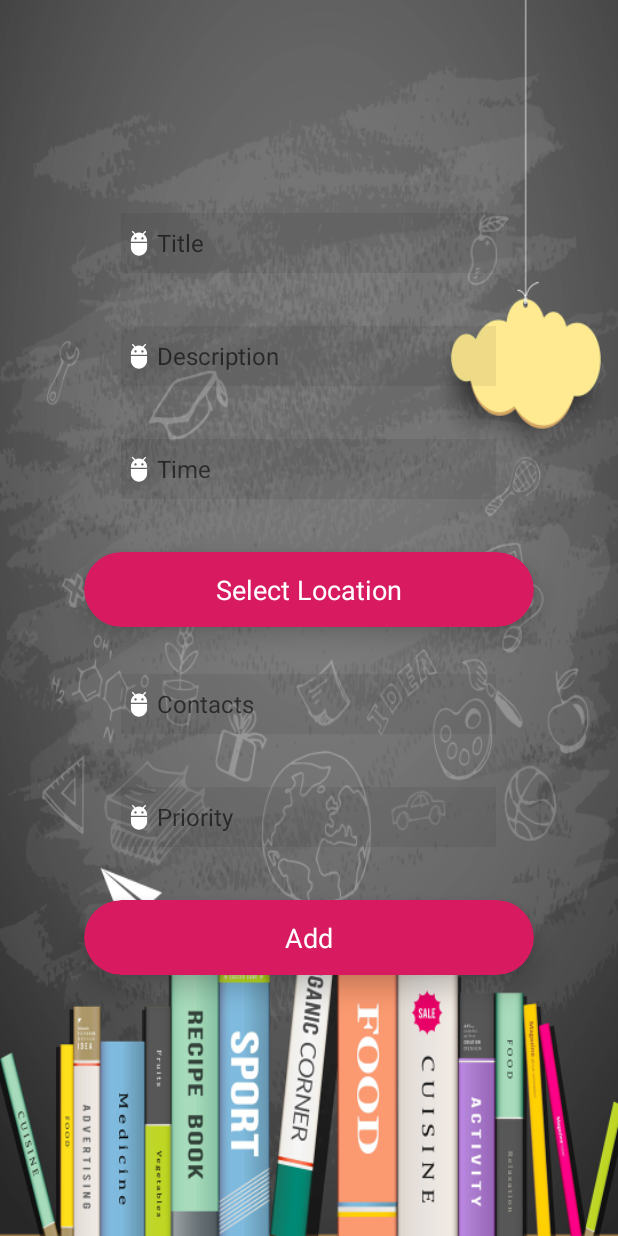
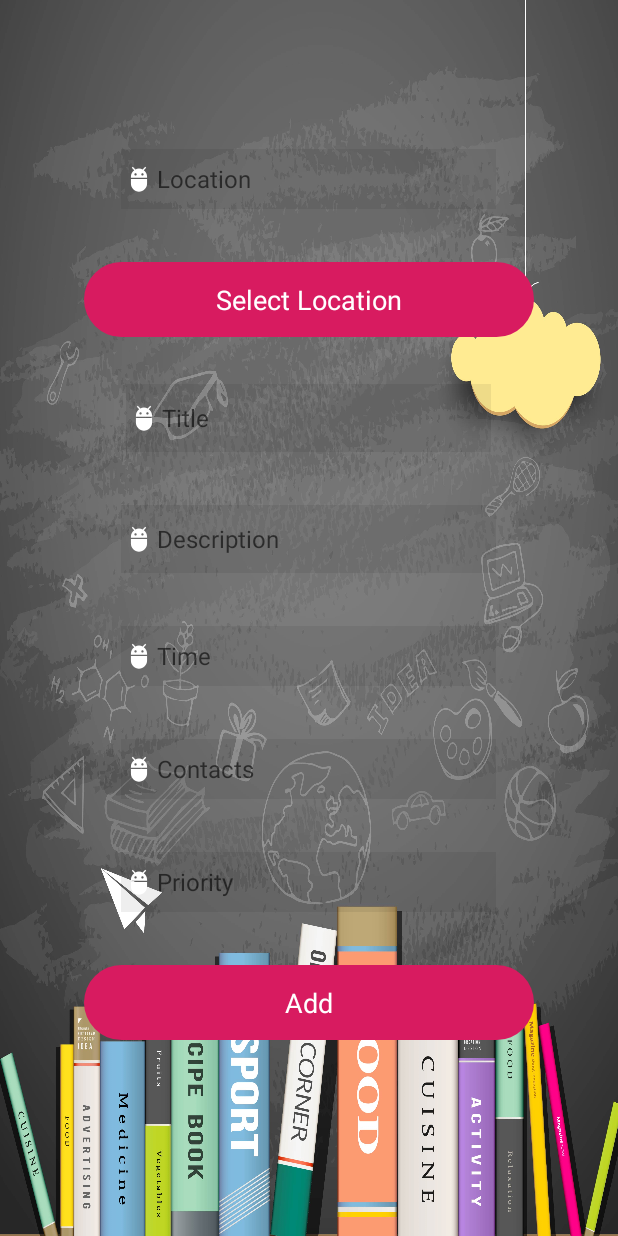
Before and after one commit to bainianbuhe/SmartEventPlanner, an Android app: the EventActivity screen opened directly, with no data from a screen before it, on a phone screen of 412 x 824 dp. Run offline under Robolectric (Android 15) with nearby library versions, the phone set to English and light mode, and no system bars.

Commit message:
update search map

```diff
--- a/app/src/main/java/osu/smartPlanner/EventActivity.java
+++ b/app/src/main/java/osu/smartPlanner/EventActivity.java
@@ -17,6 +17,7 @@ public class EventActivity extends AppCompatActivity {
     private EditText timeField;
     private EditText contactsField;
     private EditText priorityField;
+    private EditText locationField;
     private TextView addButtonName;
     private TextView deleteButtonName;
     private boolean update;
@@ -31,7 +32,7 @@ public class EventActivity extends AppCompatActivity {
     private CardView confirmAddEvent;
     private CardView confirmDeleteEvent;
     private CardView mSelectLocation;
-    private boolean isLocationComplete=false;
+    public static boolean isLocationComplete=false;
     private static final String TAG="eventactivity";
     @Override
     public void onCreate(Bundle savedInstanceState)
@@ -69,6 +70,7 @@ public class EventActivity extends AppCompatActivity {
             priority = (String) savedInstanceState.getSerializable("PRIORITY");
             update = (Boolean) savedInstanceState.getSerializable("UPDATE");
         }
+
 
         originalTitle = title;
 
@@ -128,17 +130,45 @@ public class EventActivity extends AppCompatActivity {
             }
         });
 
+        locationField = findViewById(R.id.eventLocation);
+        locationField.addTextChangedListener(new TextWatcher() {
+            @Override
+            public void beforeTextChanged(CharSequence s, int start, int count, int after) {
+
+
+            }
+
+            @Override
+            public void onTextChanged(CharSequence s, int start, int before, int count) {
+                location = s.toString();
+            }
+
+            @Override
+            public void afterTextChanged(Editable s) {
+
+            }
+        });
+
+        if (!isLocationComplete) {
         mSelectLocation=findViewById(R.id.selectLocation);
         mSelectLocation.setOnClickListener(new View.OnClickListener() {
             @Override
             public void onClick(View v) {
                 if (!update) {
+
                     Log.d(TAG,"click select location");
                     Intent intent = new Intent(EventActivity.this, SelectLocationActivity.class);
+                    intent.putExtra("Get_Location",location);
                     startActivity(intent);
+
                 }
             }
-        });
+        });} else {
+            String locationName= getIntent().getStringExtra("Location_Name");
+            locationField.setText(locationName);
+
+
+        }
 
         contactsField = findViewById(R.id.eventContacts);
         contactsField.addTextChangedListener(new TextWatcher() {
--- a/app/src/main/java/osu/smartPlanner/SelectLocationActivity.java
+++ b/app/src/main/java/osu/smartPlanner/SelectLocationActivity.java
@@ -13,9 +13,14 @@ import android.util.Log;
 import android.view.KeyEvent;
 import android.view.WindowManager;
 import android.view.inputmethod.EditorInfo;
+import android.view.View;
 import android.widget.AutoCompleteTextView;
 import android.widget.TextView;
 import android.widget.Toast;
+import android.widget.Button;
+import android.content.Intent;
+
+
 
 import com.google.android.gms.common.ConnectionResult;
 import com.google.android.gms.common.api.GoogleApiClient;
@@ -56,9 +61,18 @@ public class SelectLocationActivity extends AppCompatActivity implements OnMapRe
         super.onCreate(savedInstanceState);
         setContentView(R.layout.activity_select_location);
         getLocationPermission();
+        String locationIni = getIntent().getStringExtra("Get_Location");
         mSearchText=(AutoCompleteTextView) findViewById(R.id.input_search);
         mSearchText.setMaxLines(1);
         mSearchText.setInputType(InputType.TYPE_CLASS_TEXT);
+        mSearchText.setText(locationIni);
+    }
+
+    public void buttonOnClick(View v) {
+        EventActivity.isLocationComplete = true;
+        Intent intent= new Intent (SelectLocationActivity.this, EventActivity.class);
+        intent.putExtra("Location_Name",mSearchText.getText().toString());
+        startActivity(intent);
     }
 
     private void getLocationPermission() {
--- a/app/src/main/res/layout/activity_event.xml
+++ b/app/src/main/res/layout/activity_event.xml
@@ -1,64 +1,36 @@
 <?xml version="1.0" encoding="utf-8"?>
-<LinearLayout
+<LinearLayout xmlns:android="http://schemas.android.com/apk/res/android"
     xmlns:app="http://schemas.android.com/apk/res-auto"
-    xmlns:android="http://schemas.android.com/apk/res/android"
+    xmlns:tools="http://schemas.android.com/tools"
     android:layout_width="match_parent"
     android:layout_height="match_parent"
     android:background="@drawable/background1"
-    android:orientation="vertical"
-    android:gravity="center">
+    android:gravity="center"
+    android:orientation="vertical">
 
     <EditText
-        android:id="@+id/eventTittle"
+        android:id="@+id/eventLocation"
         android:layout_width="250dp"
         android:layout_height="40dp"
+        android:layout_above="@+id/pass_word_edit"
+        android:layout_centerHorizontal="true"
+        android:layout_marginBottom="35dp"
         android:background="#11000000"
         android:drawableLeft="@drawable/ic_action_user"
         android:ems="10"
-        android:hint="Title"
+        android:hint="Location"
         android:inputType="textPersonName"
-        android:textSize="16dp"
-        android:layout_marginBottom="35dp"
-        android:layout_above="@+id/pass_word_edit"
-        android:layout_centerHorizontal="true" />
-
-    <EditText
-        android:id="@+id/eventDescription"
-        android:layout_width="250dp"
-        android:layout_height="40dp"
-        android:background="#11000000"
-        android:drawableLeft="@drawable/ic_action_user"
-        android:ems="10"
-        android:hint="Description"
-        android:inputType="textPersonName"
-        android:textSize="16dp"
-        android:layout_marginBottom="35dp"
-        android:layout_above="@+id/pass_word_edit"
-        android:layout_centerHorizontal="true" />
-
-    <EditText
-    android:id="@+id/eventTime"
-    android:layout_width="250dp"
-    android:layout_height="40dp"
-    android:background="#11000000"
-    android:drawableLeft="@drawable/ic_action_user"
-    android:ems="10"
-    android:hint="Time"
-    android:inputType="textPersonName"
-    android:textSize="16dp"
-    android:layout_marginBottom="35dp"
-    android:layout_above="@+id/pass_word_edit"
-    android:layout_centerHorizontal="true" />
+        android:textSize="16dp" />
 
     <android.support.v7.widget.CardView
+        android:id="@+id/selectLocation"
         android:layout_width="300dp"
         android:layout_height="50dp"
+        android:layout_centerHorizontal="true"
+        android:layout_marginBottom="31dp"
         app:cardBackgroundColor="@color/colorAccent"
         app:cardCornerRadius="25dp"
-        app:cardElevation="10dp"
-        android:id="@+id/selectLocation"
-        android:layout_marginBottom="31dp"
-        android:layout_centerHorizontal="true">
+        app:cardElevation="10dp">
 
         <RelativeLayout
             android:layout_width="match_parent"
@@ -68,50 +40,92 @@
                 android:layout_width="wrap_content"
                 android:layout_height="wrap_content"
                 android:layout_centerInParent="true"
+                android:text="Select Location"
                 android:textColor="#fff"
-                android:textSize="18sp"
-                android:text="Select Location"/>
+                android:textSize="18sp" />
         </RelativeLayout>
     </android.support.v7.widget.CardView>
+
+    <EditText
+        android:id="@+id/eventTittle"
+        android:layout_width="243dp"
+        android:layout_height="45dp"
+        android:layout_above="@+id/pass_word_edit"
+        android:layout_centerHorizontal="true"
+        android:layout_marginBottom="35dp"
+        android:background="#11000000"
+        android:drawableLeft="@drawable/ic_action_user"
+        android:ems="10"
+        android:hint="Title"
+        android:inputType="textPersonName"
+        android:textSize="16dp" />
+
+    <EditText
+        android:id="@+id/eventDescription"
+        android:layout_width="250dp"
+        android:layout_height="45dp"
+        android:layout_above="@+id/pass_word_edit"
+        android:layout_centerHorizontal="true"
+        android:layout_marginBottom="35dp"
+        android:background="#11000000"
+        android:drawableLeft="@drawable/ic_action_user"
+        android:ems="10"
+        android:hint="Description"
+        android:inputType="textPersonName"
+        android:textSize="16dp" />
+
+    <EditText
+        android:id="@+id/eventTime"
+        android:layout_width="250dp"
+        android:layout_height="40dp"
+        android:layout_above="@+id/pass_word_edit"
+        android:layout_centerHorizontal="true"
+        android:layout_marginBottom="35dp"
+        android:background="#11000000"
+        android:drawableLeft="@drawable/ic_action_user"
+        android:ems="10"
+        android:hint="Time"
+        android:inputType="textPersonName"
+        android:textSize="16dp" />
 
     <EditText
         android:id="@+id/eventContacts"
         android:layout_width="250dp"
         android:layout_height="40dp"
+        android:layout_above="@+id/pass_word_edit"
+        android:layout_centerHorizontal="true"
+        android:layout_marginBottom="35dp"
         android:background="#11000000"
         android:drawableLeft="@drawable/ic_action_user"
         android:ems="10"
         android:hint="Contacts"
         android:inputType="textPersonName"
-        android:textSize="16dp"
-        android:layout_marginBottom="35dp"
-        android:layout_above="@+id/pass_word_edit"
-        android:layout_centerHorizontal="true" />
+        android:textSize="16dp" />
 
     <EditText
         android:id="@+id/eventPriority"
         android:layout_width="250dp"
         android:layout_height="40dp"
+        android:layout_above="@+id/pass_word_edit"
+        android:layout_centerHorizontal="true"
+        android:layout_marginBottom="35dp"
         android:background="#11000000"
         android:drawableLeft="@drawable/ic_action_user"
         android:ems="10"
         android:hint="Priority"
         android:inputType="textPersonName"
-        android:textSize="16dp"
-        android:layout_marginBottom="35dp"
-        android:layout_above="@+id/pass_word_edit"
-        android:layout_centerHorizontal="true" />
+        android:textSize="16dp" />
 
     <android.support.v7.widget.CardView
+        android:id="@+id/addEventButton"
         android:layout_width="300dp"
         android:layout_height="50dp"
+        android:layout_above="@+id/textView2"
+        android:layout_centerHorizontal="true"
+        android:layout_marginBottom="31dp"
         app:cardBackgroundColor="@color/colorAccent"
         app:cardCornerRadius="25dp"
-        app:cardElevation="10dp"
-        android:id="@+id/addEventButton"
-        android:layout_marginBottom="31dp"
-        android:layout_above="@+id/textView2"
-        android:layout_centerHorizontal="true">
+        app:cardElevation="10dp">
 
         <RelativeLayout
             android:layout_width="match_parent"
@@ -128,15 +142,15 @@
     </android.support.v7.widget.CardView>
 
     <android.support.v7.widget.CardView
+        android:id="@+id/deleteEventButton"
         android:layout_width="300dp"
         android:layout_height="50dp"
+        android:layout_above="@+id/textView2"
+        android:layout_centerHorizontal="true"
+        android:layout_marginBottom="31dp"
         app:cardBackgroundColor="@color/colorAccent"
         app:cardCornerRadius="25dp"
-        app:cardElevation="10dp"
-        android:id="@+id/deleteEventButton"
-        android:layout_marginBottom="31dp"
-        android:layout_above="@+id/textView2"
-        android:layout_centerHorizontal="true">
+        app:cardElevation="10dp">
 
         <RelativeLayout
             android:layout_width="match_parent"
--- a/app/src/main/res/layout/activity_select_location.xml
+++ b/app/src/main/res/layout/activity_select_location.xml
@@ -43,4 +43,15 @@
 
     </RelativeLayout>
 
+    <Button
+        android:id="@+id/button2"
+        android:layout_width="wrap_content"
+        android:layout_height="wrap_content"
+        android:layout_alignParentEnd="true"
+        android:layout_alignParentBottom="true"
+        android:layout_marginEnd="32dp"
+        android:layout_marginBottom="31dp"
+        android:onClick="buttonOnClick"
+        android:text="Confirm" />
+
 </RelativeLayout>
```
Also changed, not shown: app/src/main/res/mipmap-xxxhdpi/background1.jpg (renamed from app/src/main/res/drawable-xxhdpi/background1.jpg).
